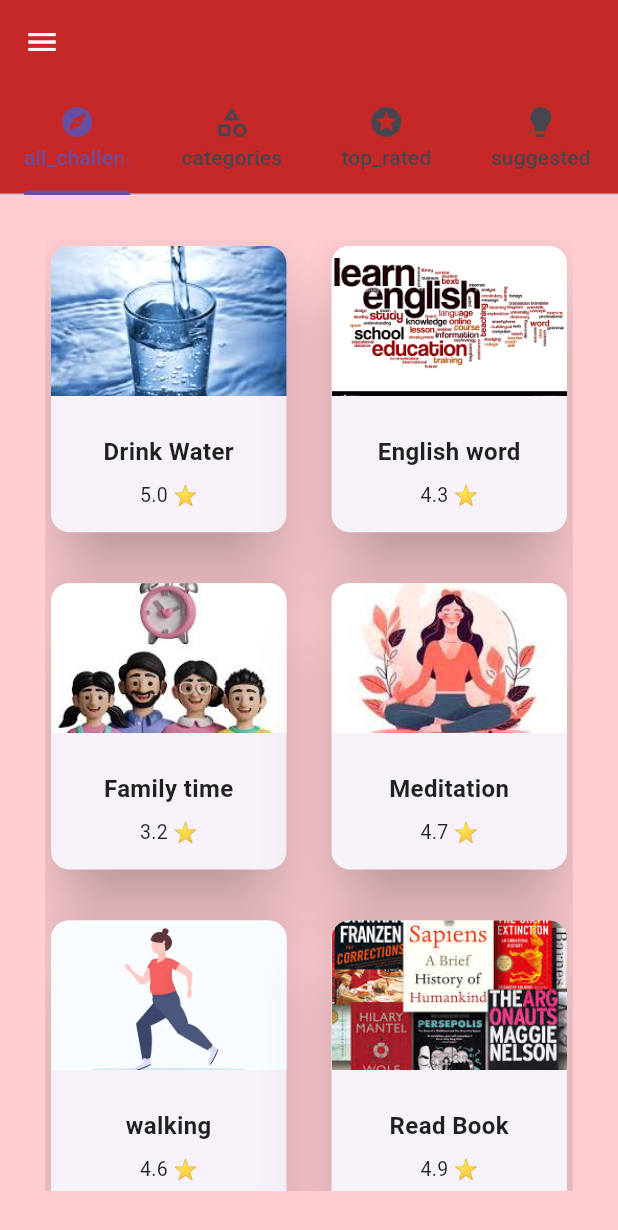
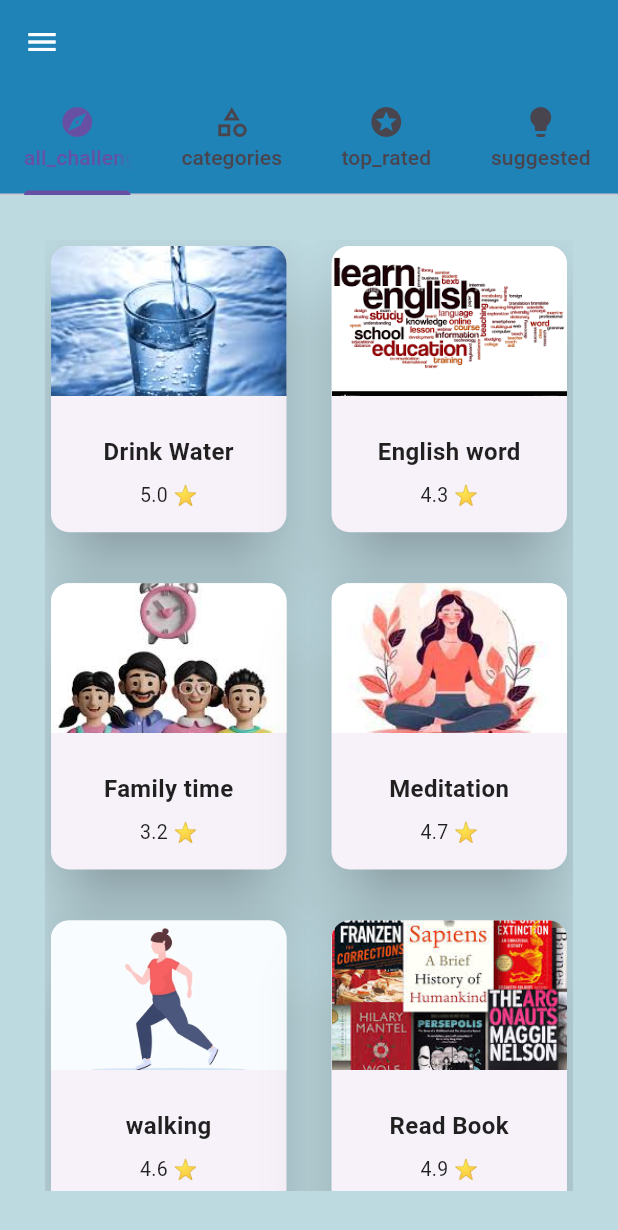
Before and after one commit to danakhairallah/DIY-Project, a Flutter app: the screen it shows after launch, on a phone screen of 412 x 824 dp. Shown: the top 1230 px of the screen. Run offline on Flutter 3.47's test engine with Material 3 defaults, Android fonts, the phone set to English and light mode, and no system bars; our stand-ins replace flutter_secure_storage, image_picker, shared_preferences, table_calendar.

Commit message:
Update app_theme

```diff
--- a/lib/app_theme.dart
+++ b/lib/app_theme.dart
@@ -4,29 +4,29 @@ import 'package:flutter/material.dart';
 
 class AppTheme {
   static ThemeData lightTheme = ThemeData(
-    primaryColor: const Color(0xFFC62828), // نهدي غامق
-    scaffoldBackgroundColor: const Color(0xFFFFCDD2), // زهري فاتح
+    primaryColor: const Color(0xFF2083B8),
+    scaffoldBackgroundColor: const Color(0xFFBEDAE1),
     appBarTheme: const AppBarTheme(
-      backgroundColor: Color(0xFFC62828), // زهري غامق
+      backgroundColor: Color(0xFF2083B8),
       foregroundColor: Colors.white,
       elevation: 0,
     ),
     elevatedButtonTheme: ElevatedButtonThemeData(
       style: ElevatedButton.styleFrom(
-        backgroundColor: const Color(0xFFC62828),
+        backgroundColor: const Color(0xFF2083B8),
         foregroundColor: Colors.white,
         shape: RoundedRectangleBorder(
           borderRadius: BorderRadius.circular(12),
         ),
       ),
     ),
-    cardColor: const Color(0xFFFFCDD2), // لون الكروت - نهدي فاتح
+    cardColor: const Color(0xFFBEDAE1),
     textTheme: const TextTheme(
       bodyMedium: TextStyle(color: Colors.black87, fontSize: 14),
       titleLarge: TextStyle(
         fontSize: 20,
         fontWeight: FontWeight.bold,
-        color: Color(0xFFC62828),
+        color: Color(0xFF2083B8),
       ),
     ),
   );
```
